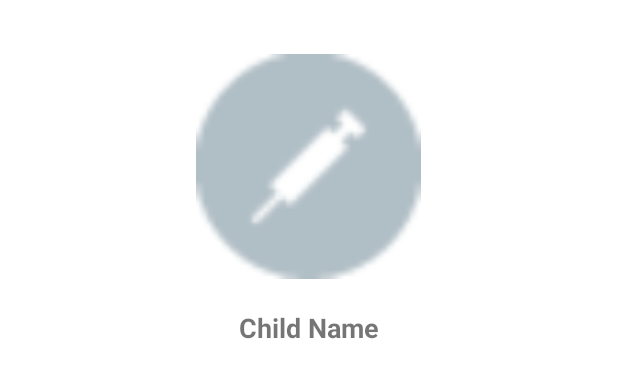
After one commit to aliabbasjaffri/Vaccinator, an Android app: the layout fragment_profileview.xml on its own in the app's theme, with its tools: preview values and no code run, on a phone screen of 412 x 824 dp. The commit adds this screen. Shown: the top 378 px of the screen. Run offline under Robolectric (Android 15) with nearby library versions, the phone set to English and light mode, and no system bars.

Commit message:
Minor Changes and initial Profile view set up.

```diff
--- /dev/null
+++ b/app/src/main/res/layout/fragment_profileview.xml
@@ -0,0 +1,32 @@
+<?xml version="1.0" encoding="utf-8"?>
+<LinearLayout xmlns:android="http://schemas.android.com/apk/res/android"
+    xmlns:tools="http://schemas.android.com/tools"
+    android:layout_width="match_parent"
+    android:layout_height="match_parent"
+    android:paddingBottom="@dimen/activity_vertical_margin"
+    android:paddingLeft="@dimen/activity_horizontal_margin"
+    android:paddingRight="@dimen/activity_horizontal_margin"
+    android:paddingTop="@dimen/activity_vertical_margin"
+    android:orientation="vertical"
+    tools:context=".ProfileView.ProfileView">
+
+    <ImageView
+        android:layout_width="150dp"
+        android:layout_height="150dp"
+        android:layout_gravity="center"
+        android:layout_marginTop="20dp"
+        android:src="@drawable/vaccine" />
+
+    <TextView
+        android:id="@+id/profile_childName"
+        android:layout_gravity="center"
+        android:text="Child Name"
+        android:layout_width="wrap_content"
+        android:layout_height="wrap_content"
+        android:layout_marginTop="20dp"
+        android:textStyle="bold"
+        android:textSize="18sp" />
+
+
+
+</LinearLayout>
--- a/app/src/main/res/layout/secondtab_main_row.xml
+++ b/app/src/main/res/layout/secondtab_main_row.xml
@@ -61,7 +61,7 @@
             android:layout_gravity="right"
             android:gravity="center"
             android:layout_weight="2"
-            android:layout_marginRight="20dp" />
+            android:layout_marginRight="25dp" />
 
         <Button
             android:id="@+id/secondtab_row_details"
```
Also changed, not shown: app/src/main/AndroidManifest.xml (+7 -6 lines), app/src/main/java/com/example/sve15138/vaccinator/ProfileView/ProfileView.java (added, +24 -0 lines).
